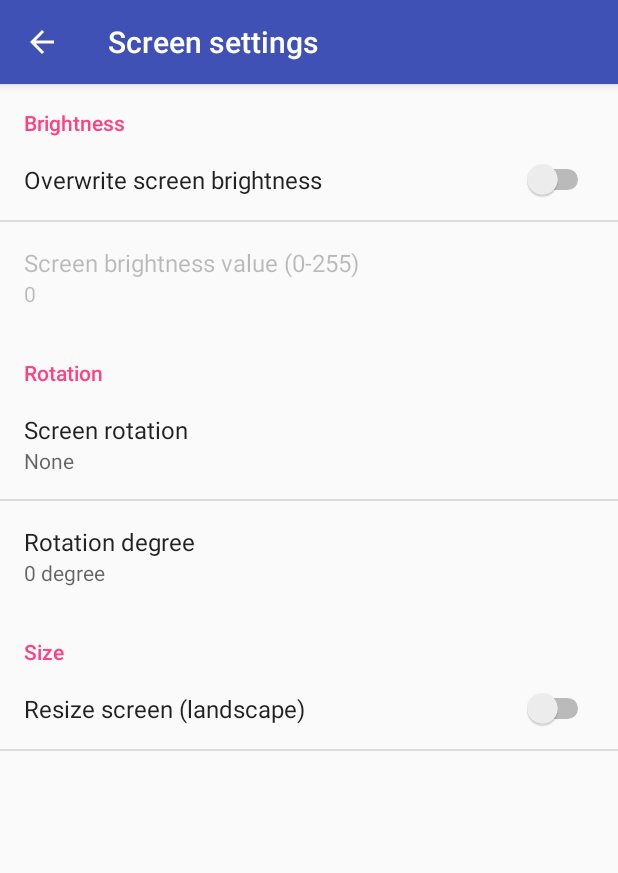
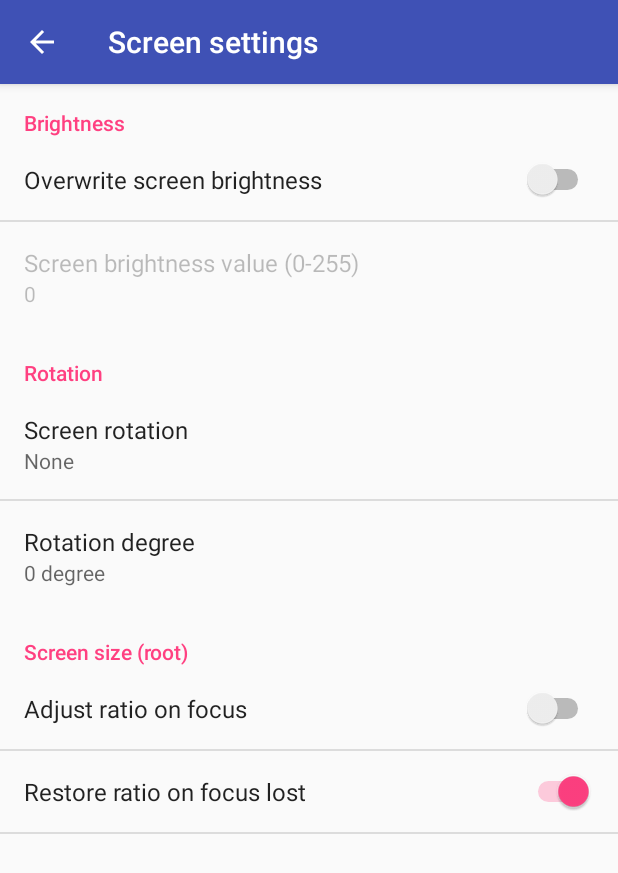
Before and after one commit to slashmax/AAMirror, an Android app: the screen it shows after launch (SettingsActivity), after a tap on "Screen settings", on a phone screen of 412 x 824 dp. Shown: the top 873 px of the screen. Run offline under Robolectric (Android 15) with nearby library versions, the phone set to English and light mode, and no system bars; libraries missing offline, so code that uses them is left out: eu.chainfire.libsuperuser; 3 statements that could not run were skipped.

Commit message:
added option to disable screen reset during app switch/screen off

```diff
--- a/app/src/main/java/com/github/slashmax/aamirror/MinitouchSocket.java
+++ b/app/src/main/java/com/github/slashmax/aamirror/MinitouchSocket.java
@@ -48,7 +48,6 @@ public class MinitouchSocket
 
     boolean isConnected()
     {
-        Log.d(TAG, "isConnected");
         return isConnectedLocal() || isConnectedTcp();
     }
 
--- a/app/src/main/res/xml/pref_screen_settings.xml
+++ b/app/src/main/res/xml/pref_screen_settings.xml
@@ -33,12 +33,16 @@
             android:title="Rotation degree" />
     </PreferenceCategory>
 
-    <PreferenceCategory android:title="Size">
+    <PreferenceCategory android:title="Screen size (root)">
 
         <SwitchPreference
             android:defaultValue="false"
-            android:key="resize_screen"
-            android:title="Resize screen (landscape)" />
+            android:key="set_screen_size_on_start"
+            android:title="Adjust ratio on focus" />
+        <SwitchPreference
+            android:defaultValue="true"
+            android:key="reset_screen_size_on_stop"
+            android:title="Restore ratio on focus lost" />
     </PreferenceCategory>
 
 </PreferenceScreen>
```
Also changed, not shown: app/src/main/java/com/github/slashmax/aamirror/MainCarActivity.java (+13 -4 lines), 1 other file.
